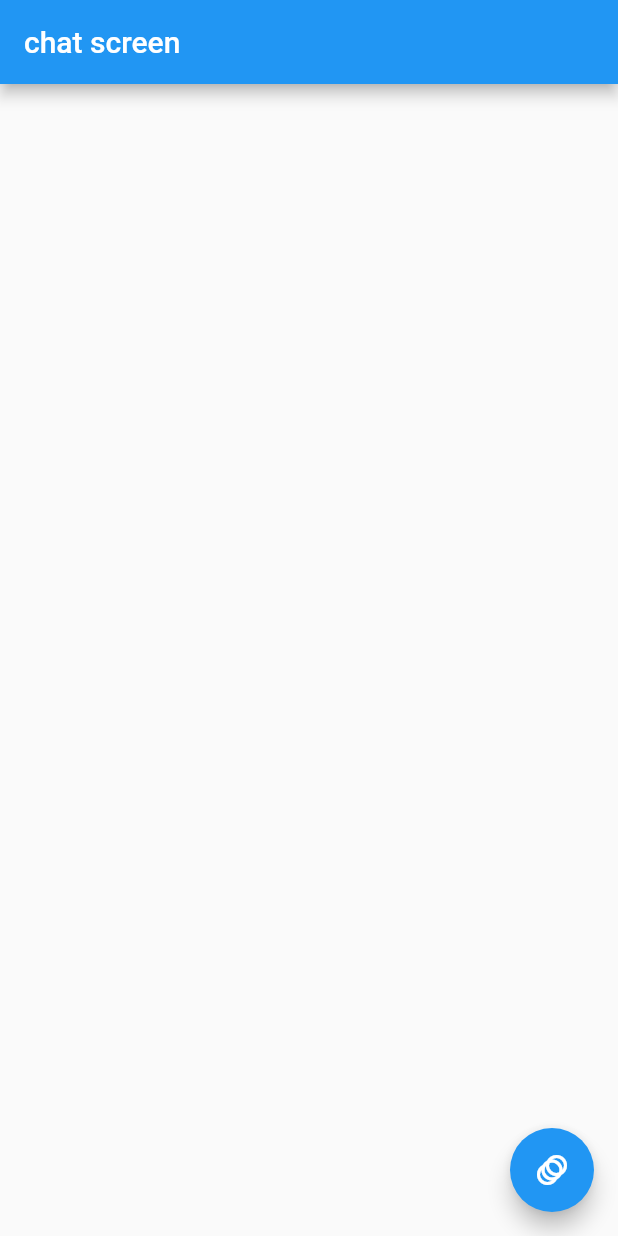
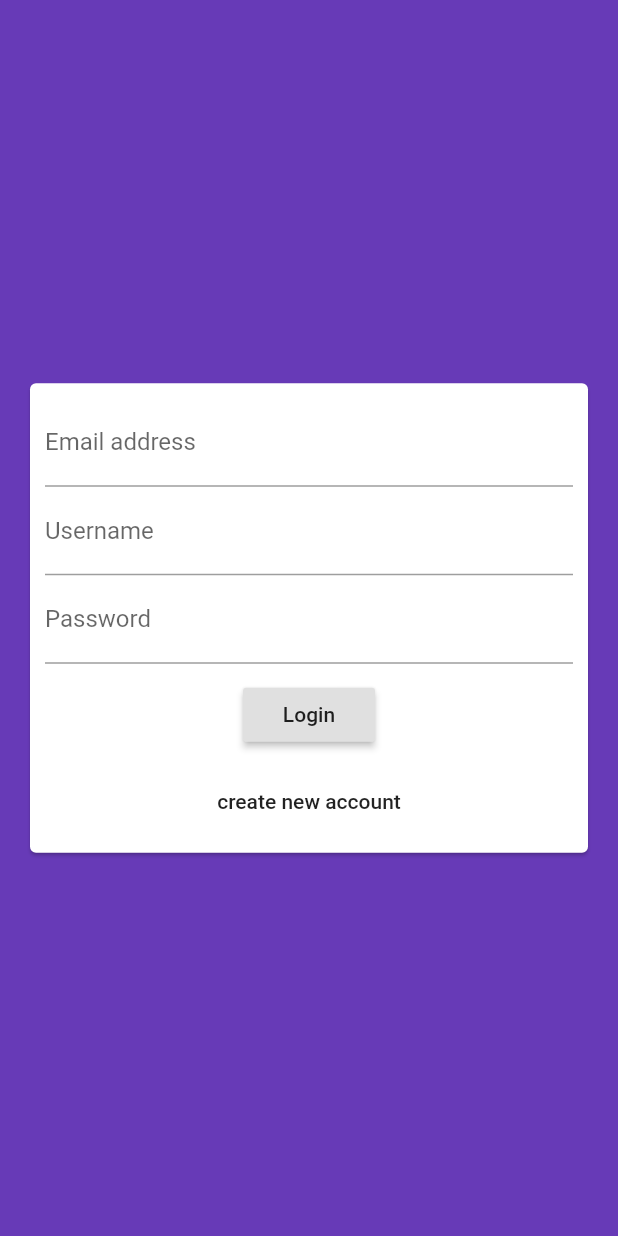
Before and after one commit to daninikkhah/felegram, a Flutter app: the screen it shows after launch, on a phone screen of 412 x 824 dp. Run offline on Flutter 3.47's test engine with Material 2 defaults, Android fonts, the phone set to English and light mode, and no system bars; our stand-ins replace cloud_firestore, firebase_core; accounts and stored records are empty.

Commit message:
AuthenticationForm added

```diff
--- a/lib/main.dart
+++ b/lib/main.dart
@@ -1,5 +1,5 @@
-import 'package:felegram/screens/chat_screen.dart';
 import 'package:flutter/material.dart';
+import './screens/authentication_screen.dart';
 
 void main() => runApp(MyApp());
 
@@ -7,7 +7,9 @@ class MyApp extends StatelessWidget {
   @override
   Widget build(BuildContext context) {
     return MaterialApp(
-      home: ChatScreen(),
+      theme: ThemeData(
+          primarySwatch: Colors.deepPurple, accentColor: Colors.amberAccent),
+      home: AuthenticationScreen(),
     );
   }
 }
--- /dev/null
+++ b/lib/screens/authentication_screen.dart
@@ -0,0 +1,12 @@
+import 'package:flutter/material.dart';
+import '../widgets/authentication_form.dart';
+
+class AuthenticationScreen extends StatelessWidget {
+  @override
+  Widget build(BuildContext context) {
+    return Scaffold(
+      backgroundColor: Theme.of(context).primaryColor,
+      body: AuthenticationForm(),
+    );
+  }
+}
--- /dev/null
+++ b/lib/widgets/authentication_form.dart
@@ -0,0 +1,48 @@
+import 'package:flutter/material.dart';
+
+class AuthenticationForm extends StatelessWidget {
+  @override
+  Widget build(BuildContext context) {
+    return Center(
+      child: Card(
+        margin: const EdgeInsets.all(20),
+        child: Padding(
+          padding: const EdgeInsets.all(10.0),
+          child: SingleChildScrollView(
+            child: Form(
+              child: Column(
+                children: [
+                  TextFormField(
+                    keyboardType: TextInputType.emailAddress,
+                    decoration: InputDecoration(labelText: 'Email address'),
+                  ),
+                  TextFormField(
+                    decoration: InputDecoration(labelText: 'Username'),
+                  ),
+                  TextFormField(
+                    obscureText: true,
+                    decoration: InputDecoration(labelText: 'Password'),
+                  ),
+                  SizedBox(
+                    height: 10,
+                  ),
+                  RaisedButton(
+                    onPressed: () {},
+                    child: const Text('Login'),
+                  ),
+                  SizedBox(
+                    height: 10,
+                  ),
+                  FlatButton(
+                    onPressed: () {},
+                    child: const Text('create new account'),
+                  ),
+                ],
+              ),
+            ),
+          ),
+        ),
+      ),
+    );
+  }
+}
```
